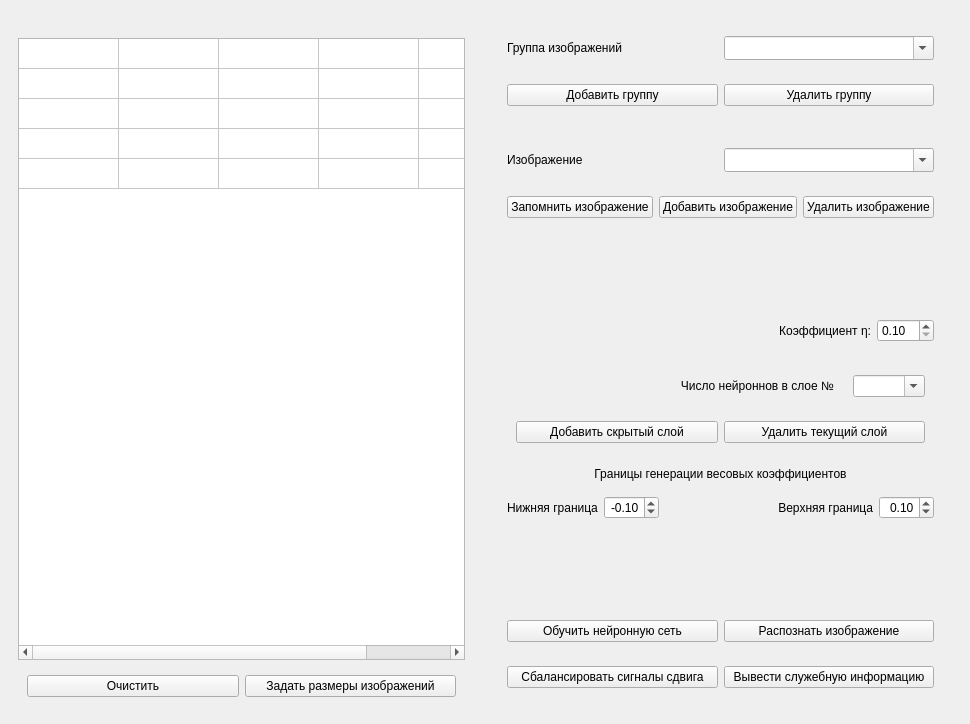
The window that Lab_5/NN_5/MainWindow.ui (StrangeIlia/NeuralWeb) describes before a commit, drawn with Qt 5.
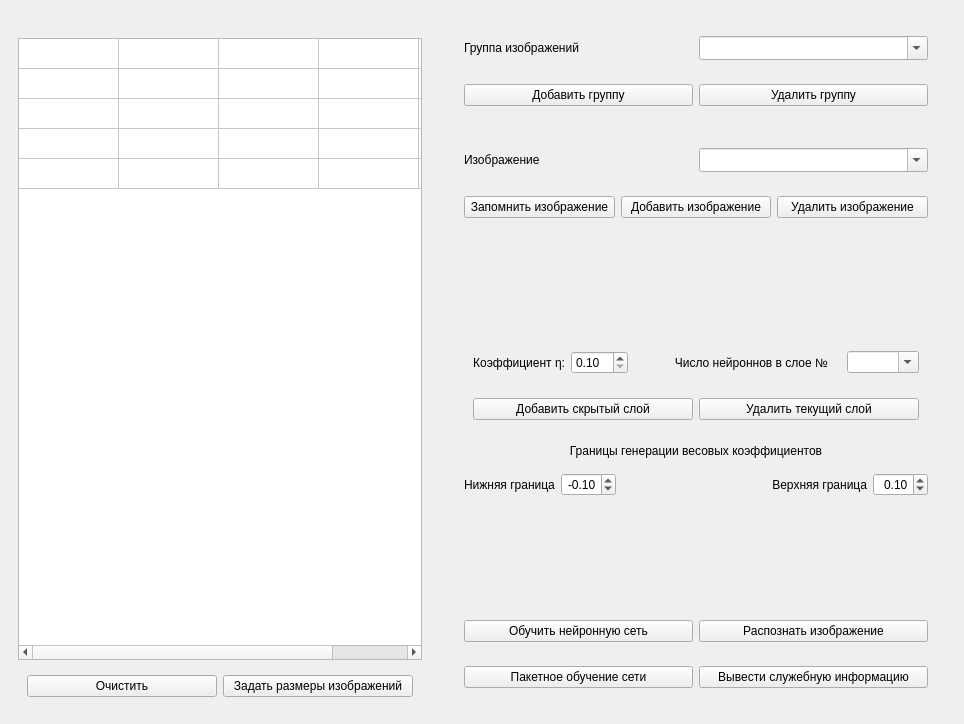
The same window after the commit.

What changed in the file:
```diff
--- a/Lab_5/NN_5/MainWindow.ui
+++ b/Lab_5/NN_5/MainWindow.ui
@@ -6,7 +6,7 @@
    <rect>
     <x>0</x>
     <y>0</y>
-    <width>970</width>
+    <width>964</width>
     <height>724</height>
    </rect>
   </property>
@@ -243,60 +243,41 @@
        <item>
         <widget class="QWidget" name="widget_14" native="true">
          <layout class="QVBoxLayout" name="verticalLayout_5">
-          <item>
-           <widget class="QWidget" name="widget_15" native="true">
-            <layout class="QHBoxLayout" name="horizontalLayout_10">
-             <item>
-              <spacer name="horizontalSpacer_2">
-               <property name="orientation">
-                <enum>Qt::Horizontal</enum>
-               </property>
-               <property name="sizeHint" stdset="0">
-                <size>
-                 <width>40</width>
-                 <height>20</height>
-                </size>
-               </property>
-              </spacer>
-             </item>
-             <item>
-              <widget class="QLabel" name="label_7">
-               <property name="sizePolicy">
-                <sizepolicy hsizetype="Maximum" vsizetype="Preferred">
-                 <horstretch>0</horstretch>
-                 <verstretch>0</verstretch>
-                </sizepolicy>
-               </property>
-               <property name="text">
-                <string>Коэффициент η:</string>
-               </property>
-               <property name="alignment">
-                <set>Qt::AlignRight|Qt::AlignTrailing|Qt::AlignVCenter</set>
-               </property>
-              </widget>
-             </item>
-             <item>
-              <widget class="QDoubleSpinBox" name="smallTeta">
-               <property name="sizePolicy">
-                <sizepolicy hsizetype="Minimum" vsizetype="Fixed">
-                 <horstretch>0</horstretch>
-                 <verstretch>0</verstretch>
-                </sizepolicy>
-               </property>
-               <property name="minimum">
-                <double>0.100000000000000</double>
-               </property>
-              </widget>
-             </item>
-            </layout>
-           </widget>
-          </item>
           <item>
            <widget class="QWidget" name="widget_16" native="true">
             <layout class="QVBoxLayout" name="verticalLayout_7">
              <item>
               <widget class="QWidget" name="widget_18" native="true">
                <layout class="QHBoxLayout" name="horizontalLayout_12">
+                <item>
+                 <widget class="QLabel" name="label_7">
+                  <property name="sizePolicy">
+                   <sizepolicy hsizetype="Maximum" vsizetype="Preferred">
+                    <horstretch>0</horstretch>
+                    <verstretch>0</verstretch>
+                   </sizepolicy>
+                  </property>
+                  <property name="text">
+                   <string>Коэффициент η:</string>
+                  </property>
+                  <property name="alignment">
+                   <set>Qt::AlignRight|Qt::AlignTrailing|Qt::AlignVCenter</set>
+                  </property>
+                 </widget>
+                </item>
+                <item>
+                 <widget class="QDoubleSpinBox" name="smallTeta">
+                  <property name="sizePolicy">
+                   <sizepolicy hsizetype="Minimum" vsizetype="Fixed">
+                    <horstretch>0</horstretch>
+                    <verstretch>0</verstretch>
+                   </sizepolicy>
+                  </property>
+                  <property name="minimum">
+                   <double>0.100000000000000</double>
+                  </property>
+                 </widget>
+                </item>
                 <item>
                  <spacer name="horizontalSpacer_3">
                   <property name="orientation">
@@ -516,7 +497,7 @@
              <item>
               <widget class="QPushButton" name="balancing">
                <property name="text">
-                <string>Сбалансировать сигналы сдвига</string>
+                <string>Пакетное обучение сети</string>
                </property>
               </widget>
              </item>
```
Left out of the diff: 2 changed lines with no effect on the pictures.
